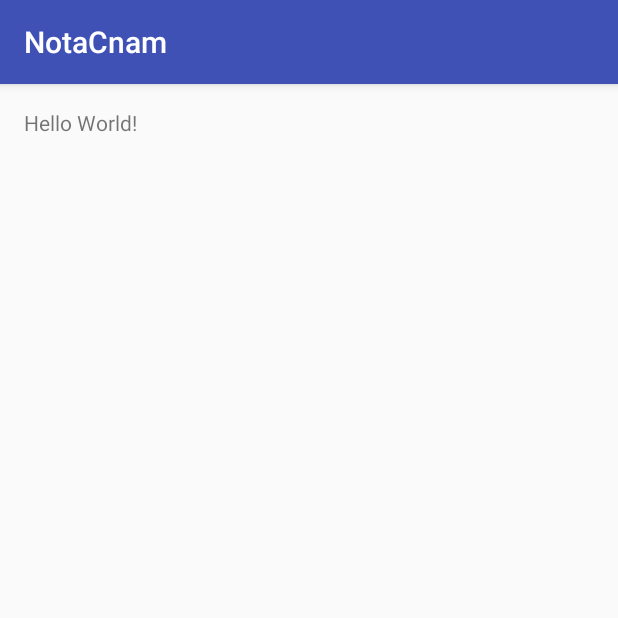
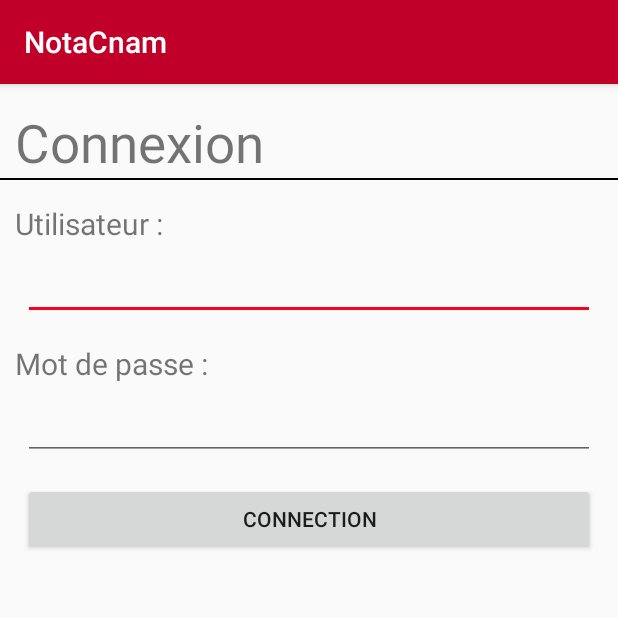
Before and after one commit to nuxlight/NotaCnam, an Android app: the screen it shows after launch (MainActivity), on a phone screen of 412 x 824 dp, the top half of it. Run offline under Robolectric (Android 15) with nearby library versions, the phone set to English and light mode, and no system bars.

Commit message:
Create login page
Signed-off-by: Thibaud Pellissier (Ynover) <thibaud.pellissier@ynover.com>

```diff
--- a/app/src/main/res/layout/activity_main.xml
+++ b/app/src/main/res/layout/activity_main.xml
@@ -1,16 +1,59 @@
 <?xml version="1.0" encoding="utf-8"?>
-<RelativeLayout xmlns:android="http://schemas.android.com/apk/res/android"
-    xmlns:tools="http://schemas.android.com/tools"
-    android:layout_width="match_parent"
-    android:layout_height="match_parent"
-    android:paddingBottom="@dimen/activity_vertical_margin"
-    android:paddingLeft="@dimen/activity_horizontal_margin"
-    android:paddingRight="@dimen/activity_horizontal_margin"
-    android:paddingTop="@dimen/activity_vertical_margin"
-    tools:context="trashcompagnie.notacnam.MainActivity">
+<LinearLayout
+    android:layout_width="wrap_content"
+    android:layout_height="wrap_content"
+    android:orientation="vertical"
+    xmlns:android="http://schemas.android.com/apk/res/android">
 
     <TextView
-        android:layout_width="wrap_content"
+        android:layout_width="match_parent"
         android:layout_height="wrap_content"
-        android:text="Hello World!" />
-</RelativeLayout>
+        android:layout_marginTop="15dp"
+        android:layout_marginLeft="10dp"
+        android:textSize="35dp"
+        android:text="@string/welcome_msg"/>
+
+    <View
+        android:layout_width="match_parent"
+        android:layout_height="1dp"
+        android:background="@android:color/black"/>
+
+    <TextView
+        android:layout_width="match_parent"
+        android:layout_height="wrap_content"
+        android:layout_marginTop="15dp"
+        android:layout_marginLeft="10dp"
+        android:textSize="20dp"
+        android:text="Utilisateur :"/>
+
+    <EditText
+        android:layout_width="match_parent"
+        android:layout_height="match_parent"
+        android:layout_marginLeft="15dp"
+        android:layout_marginTop="5dp"
+        android:layout_marginRight="15dp"/>
+
+    <TextView
+        android:layout_width="match_parent"
+        android:layout_height="wrap_content"
+        android:layout_marginTop="15dp"
+        android:layout_marginLeft="10dp"
+        android:textSize="20dp"
+        android:text="Mot de passe :"/>
+
+    <EditText
+        android:layout_width="match_parent"
+        android:layout_height="match_parent"
+        android:layout_marginLeft="15dp"
+        android:layout_marginTop="5dp"
+        android:layout_marginRight="15dp"/>
+
+    <Button
+        android:layout_width="match_parent"
+        android:layout_height="match_parent"
+        android:layout_marginLeft="15dp"
+        android:layout_marginTop="15dp"
+        android:layout_marginRight="15dp"
+        android:text="Connection"/>
+
+</LinearLayout>
--- a/app/src/main/res/values/colors.xml
+++ b/app/src/main/res/values/colors.xml
@@ -1,6 +1,6 @@
 <?xml version="1.0" encoding="utf-8"?>
 <resources>
-    <color name="colorPrimary">#3F51B5</color>
-    <color name="colorPrimaryDark">#303F9F</color>
-    <color name="colorAccent">#FF4081</color>
+    <color name="colorPrimary">#c1002a</color>
+    <color name="colorPrimaryDark">#DD001B</color>
+    <color name="colorAccent">#FA001B</color>
 </resources>
--- a/app/src/main/res/values/strings.xml
+++ b/app/src/main/res/values/strings.xml
@@ -1,3 +1,4 @@
 <resources>
     <string name="app_name">NotaCnam</string>
+    <string name="welcome_msg">Connexion</string>
 </resources>
```
Also changed, not shown: 1 other file.
